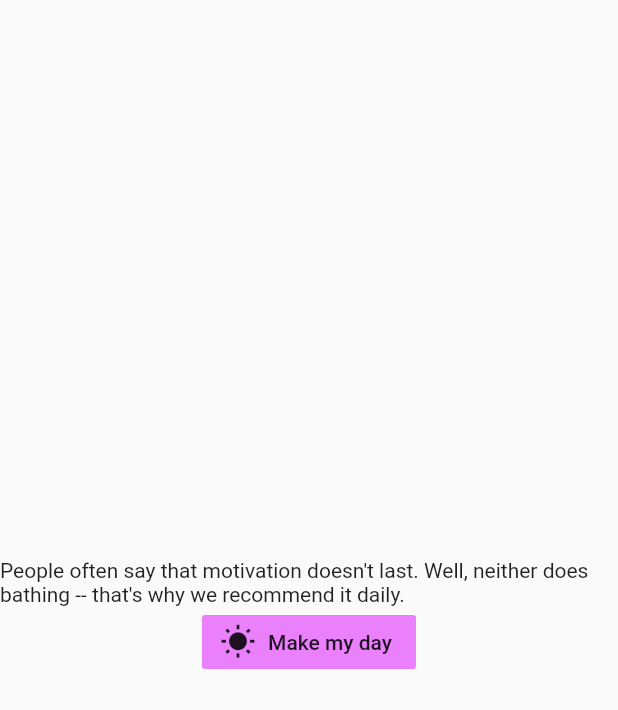
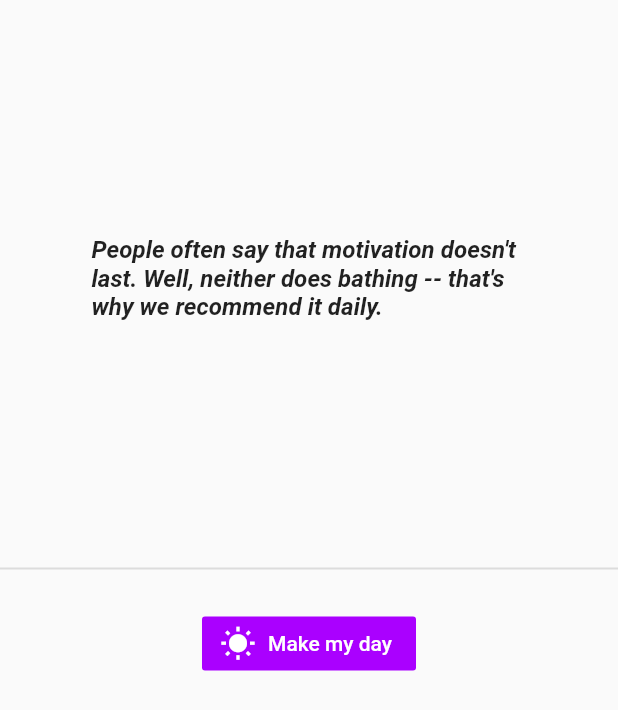
Before and after one commit to irfan87/flutter_quotes_app, a Flutter app: the screen it shows after launch, on a phone screen of 412 x 824 dp. Shown: the top 710 px of the screen. Run offline on Flutter 3.47's test engine with Material 2 defaults, Android fonts, the phone set to English and light mode, and no system bars.

Commit message:
styling the ui

```diff
--- a/lib/ui/wisdom.dart
+++ b/lib/ui/wisdom.dart
@@ -28,13 +28,47 @@ class _WisdomState extends State<Wisdom> {
         child: Column(
           mainAxisAlignment: MainAxisAlignment.center,
           children: <Widget>[
-            Text(quotes[_index % quotes.length]),
-            FlatButton.icon(
-              onPressed: _showQuotes,
-              icon: Icon(Icons.wb_sunny),
-              label: Text('Make my day'),
-              color: Colors.purpleAccent.shade100,
+            Expanded(
+              child: Center(
+                child: Container(
+                    width: 350,
+                    height: 200,
+                    margin: const EdgeInsets.all(20.0),
+                    decoration: BoxDecoration(
+                        color: Colors.transparent,
+                        borderRadius: BorderRadius.circular(14.5)),
+                    child: Center(
+                        child: Padding(
+                      padding: const EdgeInsets.all(30.0),
+                      child: Text(
+                        quotes[_index % quotes.length],
+                        style: TextStyle(
+                            fontWeight: FontWeight.bold,
+                            fontStyle: FontStyle.italic,
+                            fontSize: 16.0),
+                      ),
+                    ))),
+              ),
             ),
+            Divider(
+              thickness: 1.3,
+            ),
+            Padding(
+              padding: const EdgeInsets.only(top: 18.0),
+              child: FlatButton.icon(
+                onPressed: _showQuotes,
+                icon: Icon(
+                  Icons.wb_sunny,
+                  color: Colors.white,
+                ),
+                label: Text(
+                  'Make my day',
+                  style: TextStyle(color: Colors.white),
+                ),
+                color: Colors.purpleAccent.shade700,
+              ),
+            ),
+            Spacer()
           ],
         ),
       ),
```
